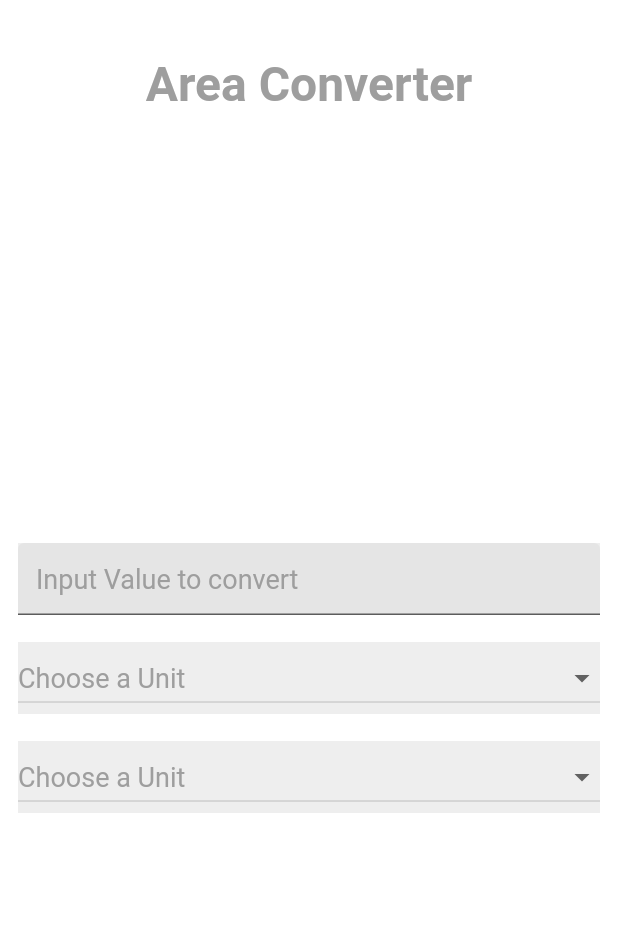
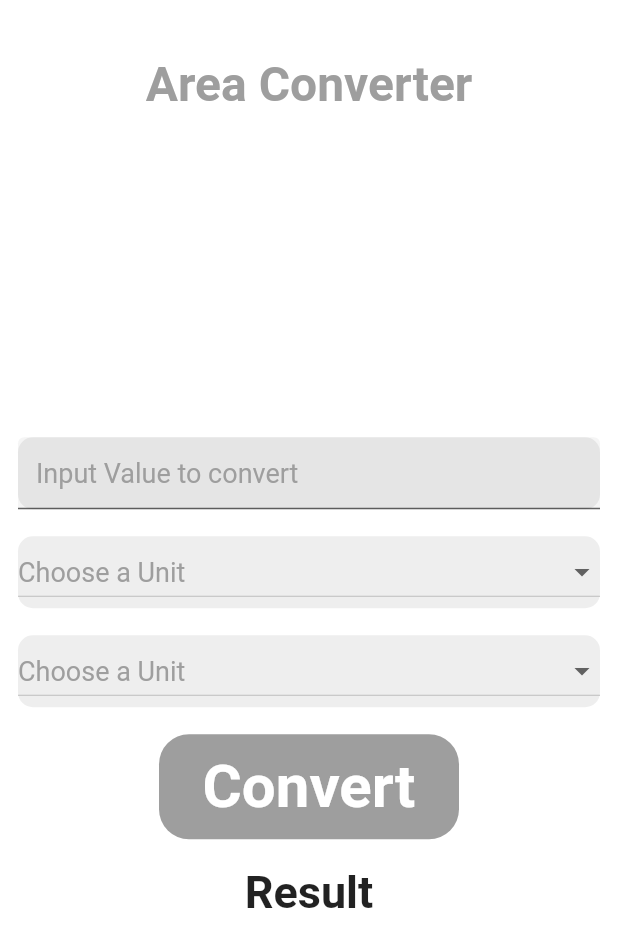
Before and after one commit to Salagoza/converter-app, a Flutter app: the AreaPage screen opened directly, on a phone screen of 412 x 824 dp. Shown: the top 947 px of the screen. Run offline on Flutter 3.47's test engine with Material 2 defaults, Android fonts, the phone set to English and light mode, and no system bars.

Commit message:
More things added/update
- Added Convert button
- Result Text for showing results
- update userinput

```diff
--- a/lib/screen/area_page.dart
+++ b/lib/screen/area_page.dart
@@ -14,7 +14,7 @@ class _AreaPageState extends State<AreaPage> {
   double? userInput;
 
   @override
-  void initState(){
+  void initState() {
     userInput = 0;
     super.initState();
   }
@@ -49,31 +49,38 @@ class _AreaPageState extends State<AreaPage> {
                       crossAxisAlignment: CrossAxisAlignment.center,
                       children: [
                         Container(
-                          decoration: const BoxDecoration(
-                            color: Color(0xFFEEEEEE),
-                          ),
-                          child: const TextField(
-                              decoration: InputDecoration(
+                          decoration: BoxDecoration(
+                              color: const Color(0xFFEEEEEE),
+                              borderRadius: BorderRadius.circular(10)),
+                          child: TextField(
+                            onChanged: (text) {
+                              var input = double.tryParse(text);
+                              if (input != null) {
+                                setState(() {
+                                  userInput = input;
+                                });
+                              }
+                            },
+                            decoration: const InputDecoration(
                               filled: true,
                               hintText: "Input Value to convert",
-                                hintStyle: TextStyle(color : Colors.grey, fontSize: 18),
+                              hintStyle:
+                                  TextStyle(color: Colors.grey, fontSize: 18),
                             ),
-                              style: TextStyle(
+                            style: const TextStyle(
                               color: Colors.grey,
                               fontSize: 18,
                             ),
                             keyboardType: TextInputType.number,
-
                           ),
                         ),
                         const SizedBox(
                           height: 18.0,
                         ),
-
                         Container(
-                          decoration: const BoxDecoration(
-                            color: Color(0xFFEEEEEE)
-                          ),
+                          decoration: BoxDecoration(
+                              color: const Color(0xFFEEEEEE),
+                              borderRadius: BorderRadius.circular(10)),
                           child: DropdownButton(
                             hint: const Text(
                               "Choose a Unit",
@@ -99,9 +106,9 @@ class _AreaPageState extends State<AreaPage> {
                           height: 18.0,
                         ),
                         Container(
-                          decoration: const BoxDecoration(
-                            color: Color(0xFFEEEEEE),
-                          ),
+                          decoration: BoxDecoration(
+                              color: const Color(0xFFEEEEEE),
+                              borderRadius: BorderRadius.circular(10)),
                           child: DropdownButton(
                             hint: const Text(
                               "Choose a Unit",
@@ -122,6 +129,35 @@ class _AreaPageState extends State<AreaPage> {
                               });
                             },
                           ),
+                        ),
+                        const SizedBox(
+                          height: 18.0,
+                        ),
+                        RawMaterialButton(
+                            onPressed: () {},
+                            child: Container(
+                              decoration: BoxDecoration(
+                                color: Colors.grey,
+                                borderRadius: BorderRadius.circular(20),
+                              ),
+                              alignment: AlignmentDirectional.center,
+                              width: 200,
+                              height: 70,
+                              child: const Text(
+                                "Convert",
+                                style: TextStyle(
+                                    fontWeight: FontWeight.bold,
+                                    fontSize: 40,
+                                    color: Colors.white),
+                              ),
+                            )),
+                        const SizedBox(
+                          height: 18.0,
+                        ),
+                        const Text(
+                          "Result",
+                          style: TextStyle(
+                              fontSize: 30, fontWeight: FontWeight.bold),
                         )
                       ],
                     ),
```
Lines whose indentation alone changed are shown as unchanged.
